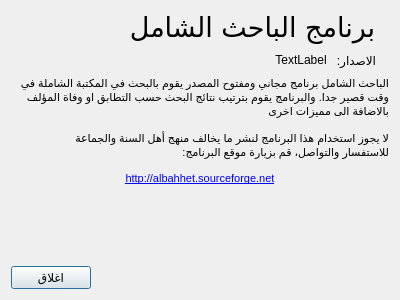
Before: the Qt Designer form src/aboutdialog.ui in boussouira/albahhet, drawn with Qt 5.
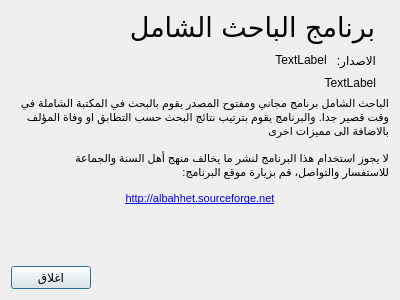
After: the same form once the commit is applied. Icons and pictures are not drawn.

Patch:
```diff
--- a/src/aboutdialog.ui
+++ b/src/aboutdialog.ui
@@ -94,6 +94,19 @@
          </item>
         </layout>
        </item>
+       <item>
+        <widget class="QLabel" name="labelRevision">
+         <property name="layoutDirection">
+          <enum>Qt::LeftToRight</enum>
+         </property>
+         <property name="text">
+          <string>TextLabel</string>
+         </property>
+         <property name="alignment">
+          <set>Qt::AlignRight|Qt::AlignTrailing|Qt::AlignVCenter</set>
+         </property>
+        </widget>
+       </item>
       </layout>
      </item>
      <item>
```
Left out of the diff: 3 changed lines with no effect on the pictures.
